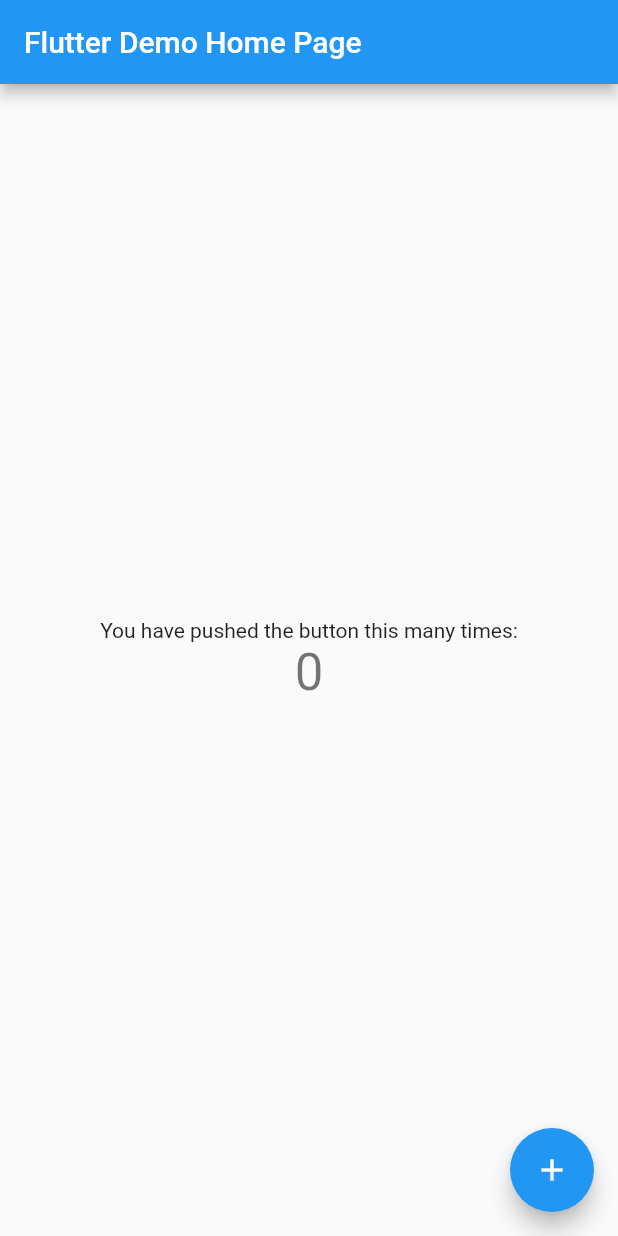
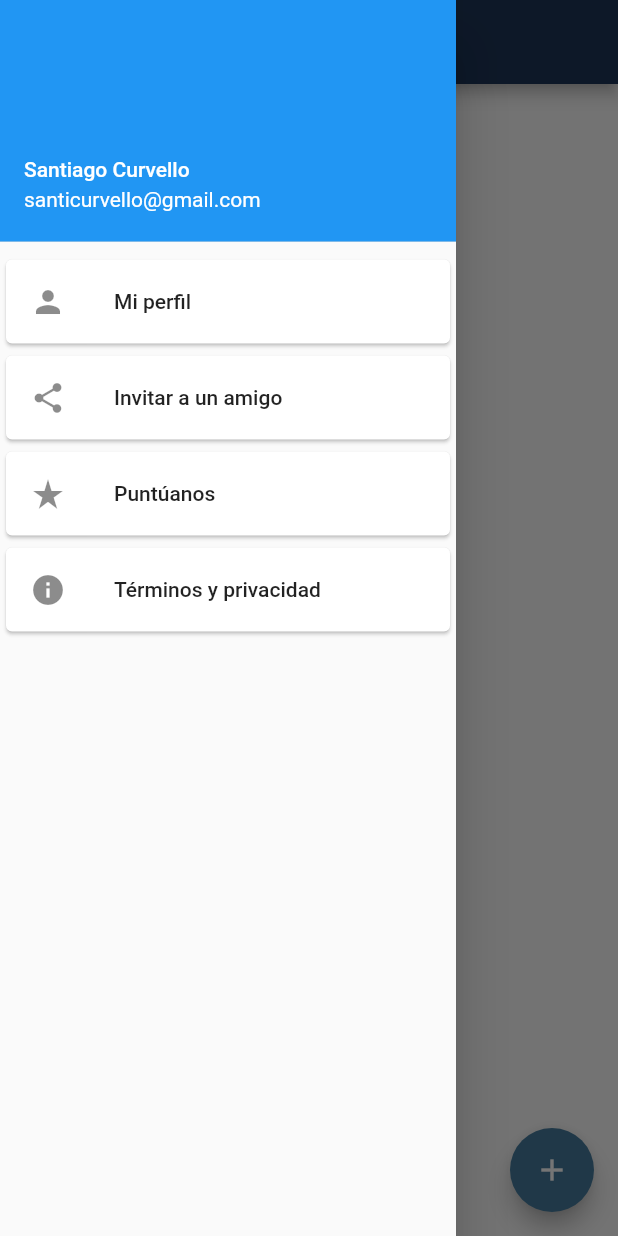
Before and after one commit to qrvello/splitex, a Flutter app: the screen it shows after launch, with the side drawer open (before the commit the screen has no drawer), on a phone screen of 412 x 824 dp. Run offline on Flutter 3.47's test engine with Material 2 defaults, Android fonts, the phone set to English and light mode, and no system bars.

Commit message:
create side menu, home page and profile page

```diff
--- a/lib/main.dart
+++ b/lib/main.dart
@@ -1,4 +1,6 @@
 import 'package:flutter/material.dart';
+
+import 'package:gastos_grupales/pages/home_page.dart';
 
 void main() {
   runApp(MyApp());
@@ -9,109 +11,16 @@
   @override
   Widget build(BuildContext context) {
     return MaterialApp(
+      debugShowCheckedModeBanner: false,
       title: 'Flutter Demo',
+      initialRoute: 'home',
+      home: HomePage(),
       theme: ThemeData(
-        // This is the theme of your application.
-        //
-        // Try running your application with "flutter run". You'll see the
-        // application has a blue toolbar. Then, without quitting the app, try
-        // changing the primarySwatch below to Colors.green and then invoke
-        // "hot reload" (press "r" in the console where you ran "flutter run",
-        // or simply save your changes to "hot reload" in a Flutter IDE).
-        // Notice that the counter didn't reset back to zero; the application
-        // is not restarted.
-        primarySwatch: Colors.blue,
-        // This makes the visual density adapt to the platform that you run
-        // the app on. For desktop platforms, the controls will be smaller and
-        // closer together (more dense) than on mobile platforms.
-        visualDensity: VisualDensity.adaptivePlatformDensity,
+        primaryColor: Color(0xff1d3557),
+        floatingActionButtonTheme:
+            FloatingActionButtonThemeData(backgroundColor: Color(0xff457b9d)),
       ),
-      home: MyHomePage(title: 'Flutter Demo Home Page'),
+      darkTheme: ThemeData.dark(),
     );
   }
 }
-
-class MyHomePage extends StatefulWidget {
-  MyHomePage({Key key, this.title}) : super(key: key);
-
-  // This widget is the home page of your application. It is stateful, meaning
-  // that it has a State object (defined below) that contains fields that affect
-  // how it looks.
-
-  // This class is the configuration for the state. It holds the values (in this
-  // case the title) provided by the parent (in this case the App widget) and
-  // used by the build method of the State. Fields in a Widget subclass are
-  // always marked "final".
-
-  final String title;
-
-  @override
-  _MyHomePageState createState() => _MyHomePageState();
-}
-
-class _MyHomePageState extends State<MyHomePage> {
-  int _counter = 0;
-
-  void _incrementCounter() {
-    setState(() {
-      // This call to setState tells the Flutter framework that something has
-      // changed in this State, which causes it to rerun the build method below
-      // so that the display can reflect the updated values. If we changed
-      // _counter without calling setState(), then the build method would not be
-      // called again, and so nothing would appear to happen.
-      _counter++;
-    });
-  }
-
-  @override
-  Widget build(BuildContext context) {
-    // This method is rerun every time setState is called, for instance as done
-    // by the _incrementCounter method above.
-    //
-    // The Flutter framework has been optimized to make rerunning build methods
-    // fast, so that you can just rebuild anything that needs updating rather
-    // than having to individually change instances of widgets.
-    return Scaffold(
-      appBar: AppBar(
-        // Here we take the value from the MyHomePage object that was created by
-        // the App.build method, and use it to set our appbar title.
-        title: Text(widget.title),
-      ),
-      body: Center(
-        // Center is a layout widget. It takes a single child and positions it
-        // in the middle of the parent.
-        child: Column(
-          // Column is also a layout widget. It takes a list of children and
-          // arranges them vertically. By default, it sizes itself to fit its
-          // children horizontally, and tries to be as tall as its parent.
-          //
-          // Invoke "debug painting" (press "p" in the console, choose the
-          // "Toggle Debug Paint" action from the Flutter Inspector in Android
-          // Studio, or the "Toggle Debug Paint" command in Visual Studio Code)
-          // to see the wireframe for each widget.
-          //
-          // Column has various properties to control how it sizes itself and
-          // how it positions its children. Here we use mainAxisAlignment to
-          // center the children vertically; the main axis here is the vertical
-          // axis because Columns are vertical (the cross axis would be
-          // horizontal).
-          mainAxisAlignment: MainAxisAlignment.center,
-          children: <Widget>[
-            Text(
-              'You have pushed the button this many times:',
-            ),
-            Text(
-              '$_counter',
-              style: Theme.of(context).textTheme.headline4,
-            ),
-          ],
-        ),
-      ),
-      floatingActionButton: FloatingActionButton(
-        onPressed: _incrementCounter,
-        tooltip: 'Increment',
-        child: Icon(Icons.add),
-      ), // This trailing comma makes auto-formatting nicer for build methods.
-    );
-  }
-}
--- /dev/null
+++ b/lib/pages/home_page.dart
@@ -0,0 +1,16 @@
+import 'package:flutter/material.dart';
+import 'package:gastos_grupales/widgets/side_menu.dart';
+
+class HomePage extends StatelessWidget {
+  @override
+  Widget build(BuildContext context) {
+    return Scaffold(
+      appBar: AppBar(),
+      drawer: SideMenu(),
+      floatingActionButton: new FloatingActionButton(
+        onPressed: null,
+        child: Icon(Icons.add),
+      ),
+    );
+  }
+}
--- /dev/null
+++ b/lib/pages/profile_page.dart
@@ -0,0 +1,13 @@
+import 'package:flutter/material.dart';
+
+class ProfilePage extends StatelessWidget {
+  @override
+  Widget build(BuildContext context) {
+    return Scaffold(
+      appBar: AppBar(),
+      body: Center(
+        child: Text('Profile'),
+      ),
+    );
+  }
+}
--- /dev/null
+++ b/lib/widgets/side_menu.dart
@@ -0,0 +1,46 @@
+import 'package:flutter/material.dart';
+import 'package:gastos_grupales/pages/profile_page.dart';
+
+class SideMenu extends StatelessWidget {
+  @override
+  Widget build(BuildContext context) {
+    return new Drawer(
+      child: ListView(
+        children: <Widget>[
+          new UserAccountsDrawerHeader(
+            accountName: Text('Santiago Curvello'),
+            accountEmail: Text('santicurvello@gmail.com'),
+          ),
+          Card(
+            child: ListTile(
+              leading: Icon(Icons.person),
+              title: Text('Mi perfil'),
+              onTap: () => Navigator.push(
+                context,
+                MaterialPageRoute(builder: (context) => ProfilePage()),
+              ),
+            ),
+          ),
+          Card(
+            child: ListTile(
+              leading: Icon(Icons.share),
+              title: Text('Invitar a un amigo'),
+            ),
+          ),
+          Card(
+            child: ListTile(
+              leading: Icon(Icons.star_rate),
+              title: Text('Puntúanos'),
+            ),
+          ),
+          Card(
+            child: ListTile(
+              leading: Icon(Icons.info),
+              title: Text('Términos y privacidad'),
+            ),
+          ),
+        ],
+      ),
+    );
+  }
+}
```
Also changed, not shown: 1 other file.
